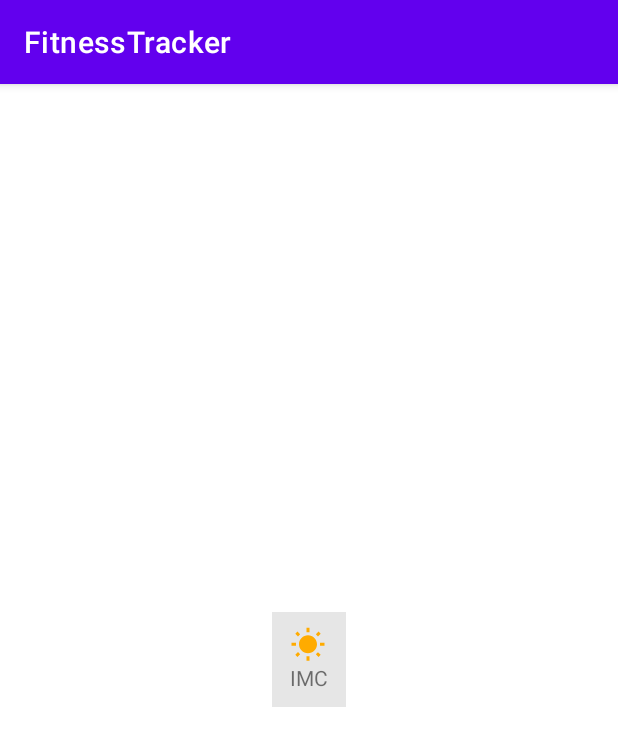
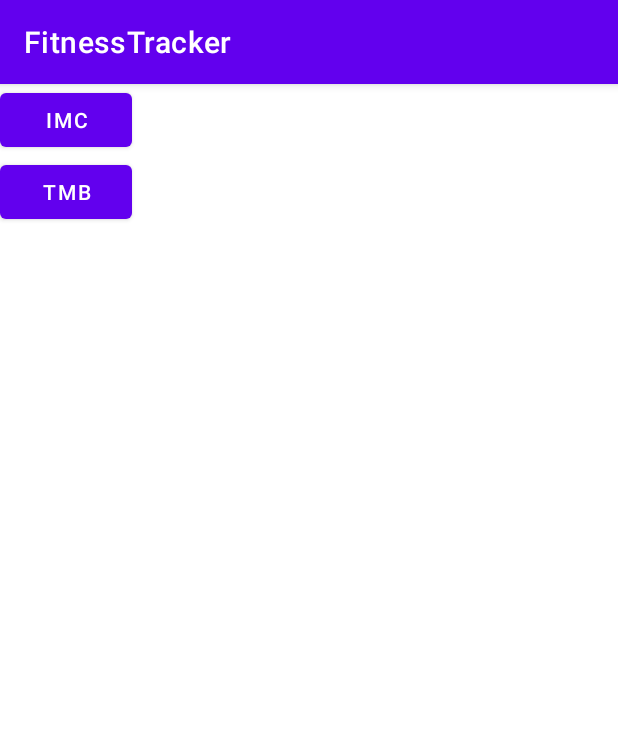
Before and after one commit to RenanBezerraEnes/FitnessTracker, an Android app: the screen it shows after launch (MainActivity), on a phone screen of 412 x 824 dp. Shown: the top 746 px of the screen. Run offline under Robolectric (Android 15) with nearby library versions, the phone set to English and light mode, and no system bars.

Commit message:
add recycle view, add items + logic with list

```diff
--- a/app/src/main/java/co/tiagoaguiar/fitnesstracker/MainActivity.kt
+++ b/app/src/main/java/co/tiagoaguiar/fitnesstracker/MainActivity.kt
@@ -1,23 +1,75 @@
 package co.tiagoaguiar.fitnesstracker
 
 import android.content.Intent
+import android.graphics.Color
 import androidx.appcompat.app.AppCompatActivity
 import android.os.Bundle
+import android.view.View
+import android.view.ViewGroup
+import android.widget.Button
 import android.widget.LinearLayout
+import androidx.recyclerview.widget.LinearLayoutManager
+import androidx.recyclerview.widget.RecyclerView
 
 class MainActivity : AppCompatActivity() {
-    private lateinit var btnImc: LinearLayout
+    private lateinit var rvMain: RecyclerView
 
     override fun onCreate(savedInstanceState: Bundle?) {
         super.onCreate(savedInstanceState)
         setContentView(R.layout.activity_main)
 
-        btnImc = findViewById(R.id.btn_imc)
+        val mainItems = mutableListOf<MainItem>()
+        mainItems.add(
+            MainItem(
+                id = 1,
+                drawableId = R.drawable.baseline_wb_sunny_24,
+                textStringId = R.string.imc,
+                color = Color.GREEN
+            )
+        )
+        mainItems.add(
+            MainItem(
+                id = 2,
+                drawableId = R.drawable.baseline_wb_sunny_24,
+                textStringId = R.string.tmb,
+                color = Color.BLUE
+            )
+        )
 
-        btnImc.setOnClickListener {
-            //navigate to next page
-            val i = Intent(this, ImcActivity::class.java)
-            startActivity(i)
+        val adapter = MainAdapter(mainItems)
+        rvMain = findViewById(R.id.rv_main)
+        rvMain.adapter = adapter
+        rvMain.layoutManager = LinearLayoutManager(this)
+
+
+    }
+
+    private inner class MainAdapter(private val mainItems: List<MainItem>) : RecyclerView.Adapter<MainViewHolder>() {
+
+        // 1 - specific layout of cel(item of the list)
+        override fun onCreateViewHolder(parent: ViewGroup, viewType: Int): MainViewHolder {
+            val view = layoutInflater.inflate(R.layout.main_item, parent, false)
+            return MainViewHolder(view)
+        }
+
+        // 2 - Everytime we scroll and it is needed to change the content of the cel(item)
+        override fun onBindViewHolder(holder: MainViewHolder, position: Int) {
+            val currentItem = mainItems[position]
+            holder.bind(currentItem)
+        }
+
+        // 3 - How many cells this list has
+        override fun getItemCount(): Int {
+            return mainItems.size
+        }
+
+    }
+
+    //individual (cel)
+    private class MainViewHolder(itemView: View) : RecyclerView.ViewHolder(itemView) {
+        fun bind(item: MainItem){
+            val button: Button = itemView.findViewById(R.id.btn_item)
+            button.setText(item.textStringId)
         }
     }
 }
--- /dev/null
+++ b/app/src/main/java/co/tiagoaguiar/fitnesstracker/MainItem.kt
@@ -0,0 +1,11 @@
+package co.tiagoaguiar.fitnesstracker
+
+import androidx.annotation.DrawableRes
+import androidx.annotation.StringRes
+
+data class MainItem(
+    val id: Int,
+   @DrawableRes val drawableId: Int,
+   @StringRes val textStringId: Int,
+    val color: Int
+)
--- a/app/src/main/res/layout/activity_main.xml
+++ b/app/src/main/res/layout/activity_main.xml
@@ -4,33 +4,39 @@
     xmlns:tools="http://schemas.android.com/tools"
     android:layout_width="match_parent"
     android:layout_height="match_parent"
+    android:gravity="center"
     android:orientation="vertical"
-    android:gravity="center"
     tools:context=".MainActivity">
 
-   <LinearLayout
-       android:id="@+id/btn_imc"
-       android:layout_width="wrap_content"
-       android:layout_height="wrap_content"
-       android:background="@color/colorLightGray"
-       android:orientation="vertical"
-       android:paddingStart="12dp"
-       android:paddingTop="10dp"
-       android:paddingEnd="12dp"
-       android:paddingBottom="10dp"
-       tools:ignore="UselessParent">
+    <androidx.recyclerview.widget.RecyclerView
+        android:id="@+id/rv_main"
+        android:layout_width="match_parent"
+        android:layout_height="match_parent"
+        />
 
-      <ImageView
-          android:layout_width="wrap_content"
-          android:layout_height="wrap_content"
-          android:contentDescription="@string/app_name"
-          android:src="@drawable/baseline_wb_sunny_24" />
+    <!--   <LinearLayout-->
+    <!--       android:id="@+id/btn_imc"-->
+    <!--       android:layout_width="wrap_content"-->
+    <!--       android:layout_height="wrap_content"-->
+    <!--       android:background="@color/colorLightGray"-->
+    <!--       android:orientation="vertical"-->
+    <!--       android:paddingStart="12dp"-->
+    <!--       android:paddingTop="10dp"-->
+    <!--       android:paddingEnd="12dp"-->
+    <!--       android:paddingBottom="10dp"-->
+    <!--       tools:ignore="UselessParent">-->
 
-      <TextView
-          android:layout_width="wrap_content"
-          android:layout_height="wrap_content"
-          android:text="@string/imc" />
+    <!--      <ImageView-->
+    <!--          android:layout_width="wrap_content"-->
+    <!--          android:layout_height="wrap_content"-->
+    <!--          android:contentDescription="@string/app_name"-->
+    <!--          android:src="@drawable/baseline_wb_sunny_24" />-->
 
-   </LinearLayout>
+    <!--      <TextView-->
+    <!--          android:layout_width="wrap_content"-->
+    <!--          android:layout_height="wrap_content"-->
+    <!--          android:text="@string/imc" />-->
+
+    <!--   </LinearLayout>-->
 
 </LinearLayout>
--- /dev/null
+++ b/app/src/main/res/layout/main_item.xml
@@ -0,0 +1,13 @@
+<?xml version="1.0" encoding="utf-8"?>
+<LinearLayout xmlns:android="http://schemas.android.com/apk/res/android"
+    android:layout_width="match_parent"
+    android:layout_height="wrap_content"
+    >
+
+    <Button
+        android:id="@+id/btn_item"
+        android:text="Hello world"
+        android:layout_width="wrap_content"
+        android:layout_height="wrap_content"/>
+
+</LinearLayout>
```
